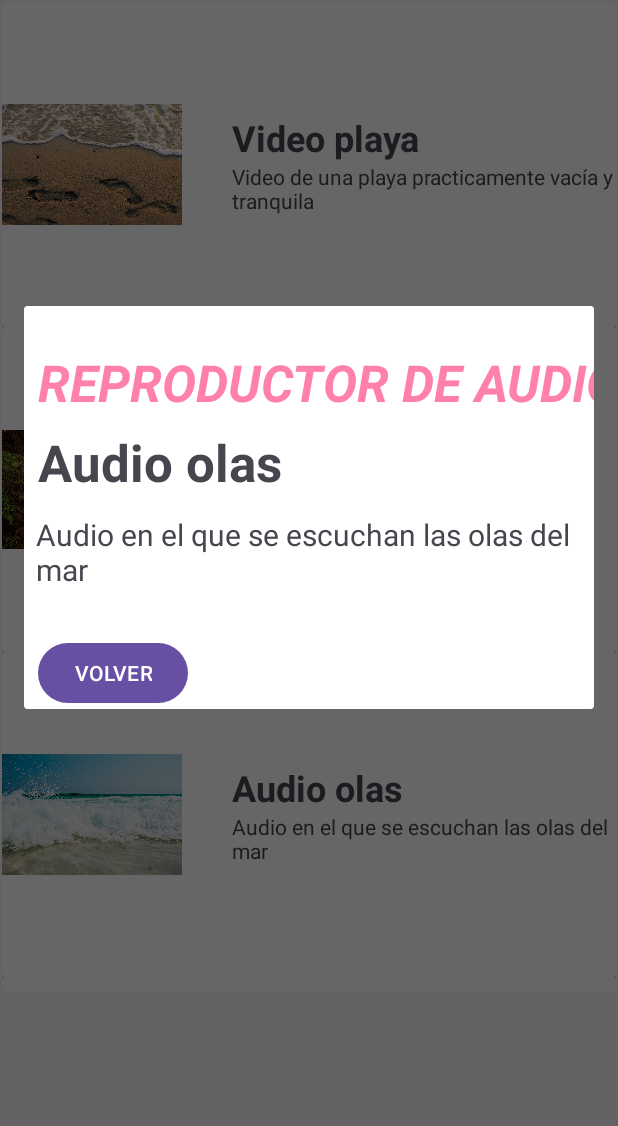
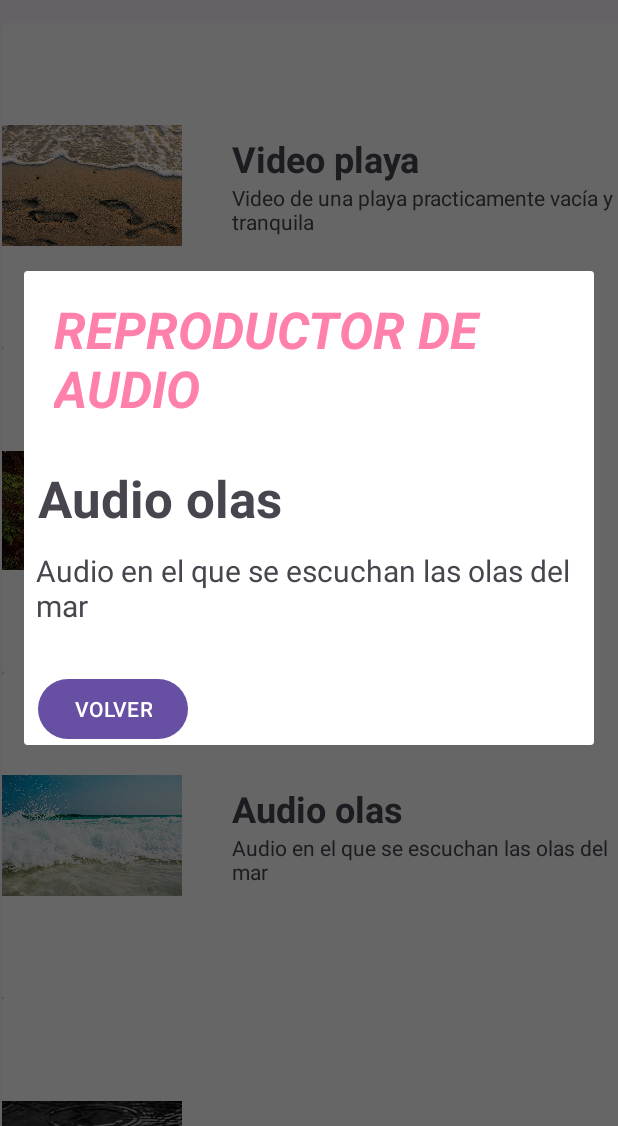
Before and after one commit to MonicaPousada/TrabajoUnidad5ListaMultimedia, an Android app: the screen it shows after launch (MainActivity), after a tap on "Audio olas", on a phone screen of 412 x 824 dp, the part 110-1236 px from its top. Run offline under Robolectric (Android 15) with nearby library versions, the phone set to English and light mode, and no system bars.

Commit message:
commit & push antes de comentarios

```diff
--- a/app/src/main/java/com/example/trabajounidad5listamultimedia/DialogAudio.java
+++ b/app/src/main/java/com/example/trabajounidad5listamultimedia/DialogAudio.java
@@ -9,7 +9,6 @@ import android.view.LayoutInflater;
 import android.view.View;
 import android.widget.Button;
 import android.widget.TextView;
-import android.widget.VideoView;
 
 import androidx.annotation.NonNull;
 import androidx.annotation.Nullable;
--- a/app/src/main/java/com/example/trabajounidad5listamultimedia/DialogWeb.java
+++ b/app/src/main/java/com/example/trabajounidad5listamultimedia/DialogWeb.java
@@ -10,7 +10,6 @@ import android.webkit.WebView;
 import android.webkit.WebViewClient;
 import android.widget.Button;
 import android.widget.TextView;
-import android.widget.VideoView;
 
 import androidx.annotation.NonNull;
 import androidx.annotation.Nullable;
@@ -48,8 +47,8 @@ public class DialogWeb extends DialogFragment {
         webView.getSettings().setJavaScriptEnabled(true);
         webView.setWebViewClient(new WebViewClient());
         webView.setWebChromeClient(new WebChromeClient());
-        //webView.loadUrl(ruta);
-        webView.loadUrl("https://www.google.com");
+        webView.loadUrl(ruta);
+        //webView.loadUrl("https://www.google.com");
 
         btnVolver.setOnClickListener(new View.OnClickListener() {
             @Override
--- a/app/src/main/res/layout/activity_main.xml
+++ b/app/src/main/res/layout/activity_main.xml
@@ -23,10 +23,10 @@
 
     <androidx.recyclerview.widget.RecyclerView
         android:id="@+id/recyclerView"
-        android:layout_width="409dp"
-        android:layout_height="659dp"
+        android:layout_width="412dp"
+        android:layout_height="767dp"
         android:layout_marginStart="1dp"
-        android:layout_marginTop="1dp"
+        android:layout_marginTop="15dp"
         app:layout_constraintStart_toStartOf="parent"
         app:layout_constraintTop_toBottomOf="@+id/tvTitulo" />
 
--- a/app/src/main/res/layout/dialog_audio.xml
+++ b/app/src/main/res/layout/dialog_audio.xml
@@ -7,10 +7,10 @@
 
     <TextView
         android:id="@+id/tvReproductorAudio"
-        android:layout_width="393dp"
-        android:layout_height="42dp"
-        android:layout_marginStart="9dp"
-        android:layout_marginTop="28dp"
+        android:layout_width="365dp"
+        android:layout_height="101dp"
+        android:layout_marginStart="20dp"
+        android:layout_marginTop="16dp"
         android:text="@string/rAudio"
         android:textColor="#FF80AB"
         android:textSize="34sp"
@@ -32,7 +32,7 @@
 
     <TextView
         android:id="@+id/tvDescripcionDialogAudio"
-        android:layout_width="wrap_content"
+        android:layout_width="match_parent"
         android:layout_height="wrap_content"
         android:layout_marginStart="8dp"
         android:layout_marginTop="12dp"
--- a/app/src/main/res/layout/dialog_web.xml
+++ b/app/src/main/res/layout/dialog_web.xml
@@ -32,7 +32,7 @@
 
     <TextView
         android:id="@+id/tvDescripcionDialogWeb"
-        android:layout_width="wrap_content"
+        android:layout_width="match_parent"
         android:layout_height="wrap_content"
         android:layout_marginStart="16dp"
         android:layout_marginTop="8dp"
@@ -43,7 +43,7 @@
 
     <WebView
         android:id="@+id/webView"
-        android:layout_width="375dp"
+        android:layout_width="match_parent"
         android:layout_height="525dp"
         android:layout_marginStart="16dp"
         android:layout_marginTop="12dp"
```
Also changed, not shown: app/src/main/java/com/example/trabajounidad5listamultimedia/DialogVideo.java (+9 -1 lines), app/src/main/res/layout/dialog_video.xml (+20 -11 lines).
